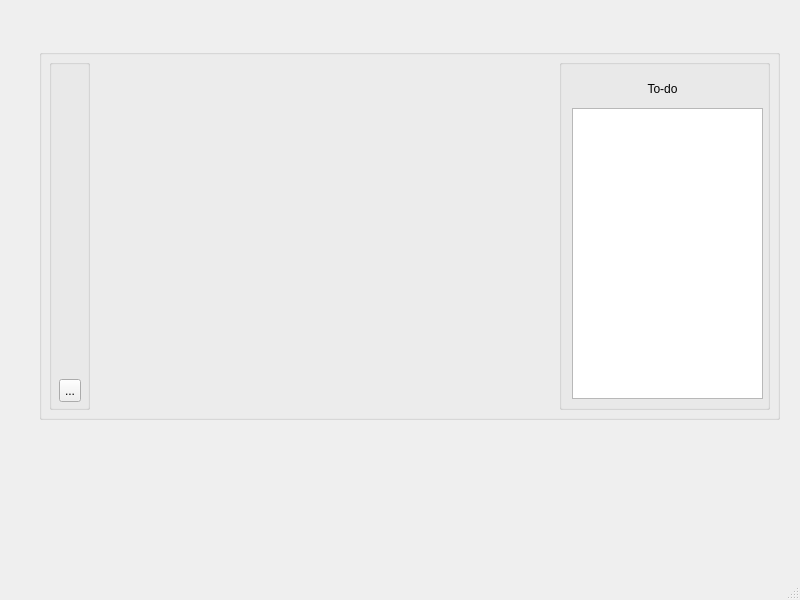
Qt form kOrganizify/src/appwindow.ui (jelisavetagavrilovic/kOrganizify) before a commit.
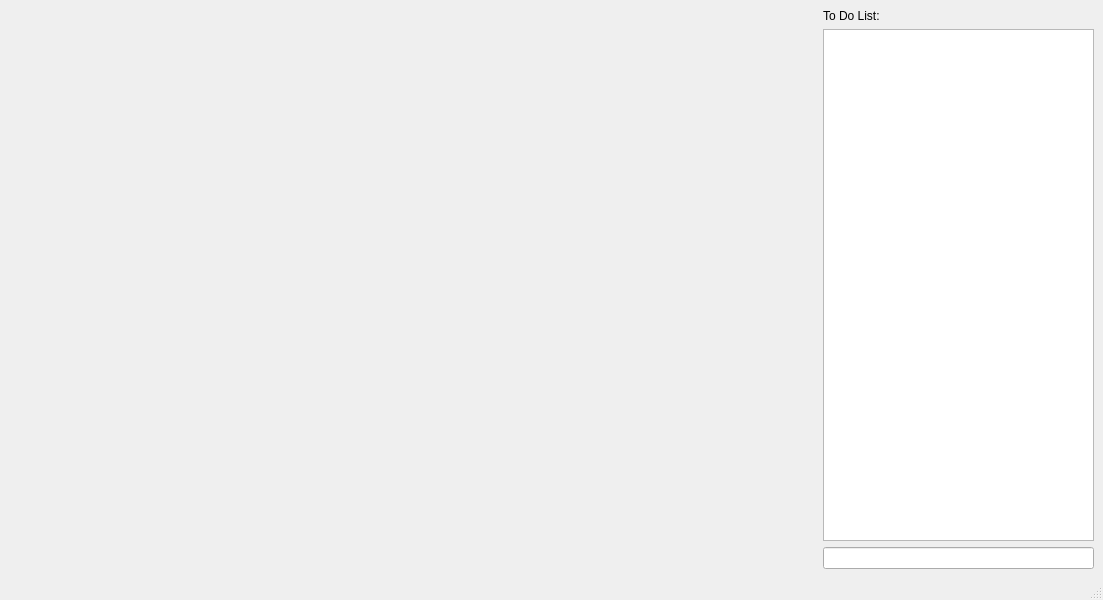
The same form after that commit.

```diff
--- a/kOrganizify/src/appwindow.ui
+++ b/kOrganizify/src/appwindow.ui
@@ -6,7 +6,7 @@
    <rect>
     <x>0</x>
     <y>0</y>
-    <width>800</width>
+    <width>1103</width>
     <height>600</height>
    </rect>
   </property>
@@ -14,87 +14,64 @@
    <string>MainWindow</string>
   </property>
   <widget class="QWidget" name="centralwidget">
-   <widget class="QGroupBox" name="gb_Main">
-    <property name="geometry">
-     <rect>
-      <x>39</x>
-      <y>49</y>
-      <width>741</width>
-      <height>371</height>
-     </rect>
-    </property>
-    <property name="title">
-     <string/>
-    </property>
-    <widget class="QGroupBox" name="gb_ToDo">
-     <property name="geometry">
-      <rect>
-       <x>520</x>
-       <y>10</y>
-       <width>211</width>
-       <height>351</height>
-      </rect>
-     </property>
-     <property name="title">
-      <string/>
-     </property>
-     <widget class="QLabel" name="lbl_ToDo">
-      <property name="geometry">
-       <rect>
-        <x>-2</x>
-        <y>20</y>
-        <width>211</width>
+   <layout class="QHBoxLayout" name="horizontalLayout">
+    <item>
+     <spacer name="horizontalSpacer">
+      <property name="orientation">
+       <enum>Qt::Horizontal</enum>
+      </property>
+      <property name="sizeHint" stdset="0">
+       <size>
+        <width>40</width>
         <height>20</height>
-       </rect>
+       </size>
       </property>
-      <property name="text">
-       <string>To-do</string>
+     </spacer>
+    </item>
+    <item>
+     <spacer name="horizontalSpacer_3">
+      <property name="orientation">
+       <enum>Qt::Horizontal</enum>
       </property>
-      <property name="alignment">
-       <set>Qt::AlignCenter</set>
+      <property name="sizeHint" stdset="0">
+       <size>
+        <width>40</width>
+        <height>20</height>
+       </size>
       </property>
-     </widget>
-     <widget class="QTextEdit" name="textEdit_ToDo">
-      <property name="geometry">
-       <rect>
-        <x>13</x>
-        <y>49</y>
-        <width>191</width>
-        <height>291</height>
-       </rect>
+     </spacer>
+    </item>
+    <item>
+     <spacer name="horizontalSpacer_2">
+      <property name="orientation">
+       <enum>Qt::Horizontal</enum>
       </property>
-     </widget>
-    </widget>
-    <widget class="QGroupBox" name="gb_Options">
-     <property name="geometry">
-      <rect>
-       <x>10</x>
-       <y>10</y>
-       <width>41</width>
-       <height>351</height>
-      </rect>
-     </property>
-     <property name="title">
-      <string/>
-     </property>
-     <property name="alignment">
-      <set>Qt::AlignLeading|Qt::AlignLeft|Qt::AlignVCenter</set>
-     </property>
-     <widget class="QToolButton" name="btn_Settings">
-      <property name="geometry">
-       <rect>
-        <x>10</x>
-        <y>320</y>
-        <width>22</width>
-        <height>23</height>
-       </rect>
+      <property name="sizeHint" stdset="0">
+       <size>
+        <width>40</width>
+        <height>20</height>
+       </size>
       </property>
-      <property name="text">
-       <string>...</string>
-      </property>
-     </widget>
-    </widget>
-   </widget>
+     </spacer>
+    </item>
+    <item>
+     <layout class="QVBoxLayout" name="verticalLayout">
+      <item>
+       <widget class="QLabel" name="lbToDoList">
+        <property name="text">
+         <string>To Do List:</string>
+        </property>
+       </widget>
+      </item>
+      <item>
+       <widget class="QListWidget" name="lwToDoList"/>
+      </item>
+      <item>
+       <widget class="QLineEdit" name="leInput"/>
+      </item>
+     </layout>
+    </item>
+   </layout>
   </widget>
   <widget class="QMenuBar" name="menubar">
    <property name="geometry">
```
Left out of the diff: 4 changed lines with no effect on the pictures.
